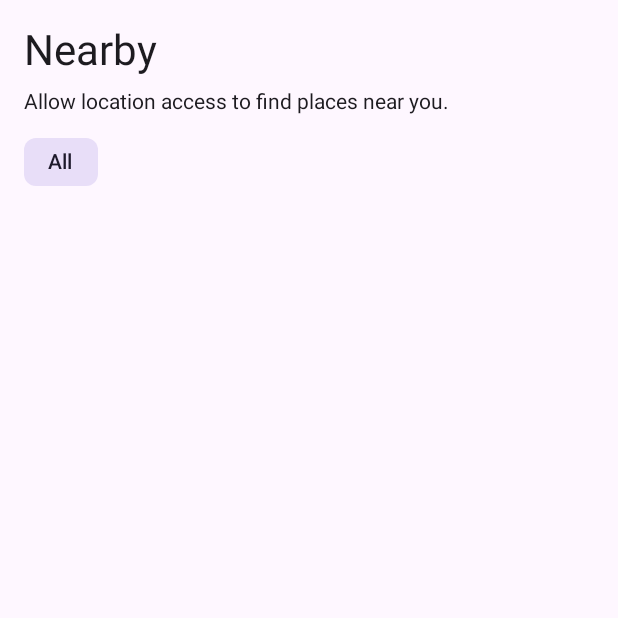
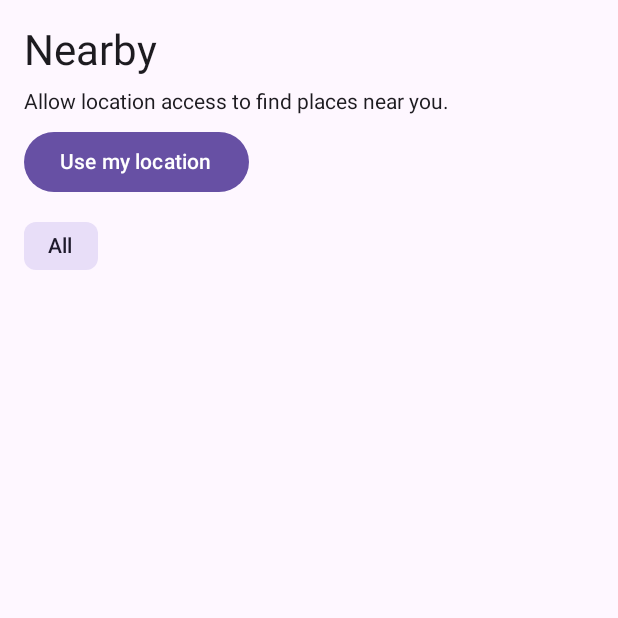
Before and after one commit to niharbhuyan/Balasore360, an Android app built with Jetpack Compose: the composable NearbyScreen called with empty values, on a phone screen of 412 x 824 dp, the top half of it. Run offline under Robolectric (Android 15) with nearby library versions, the light colour scheme and no system bars.

Commit message:
Add location request action to Nearby screen

```diff
--- a/app/src/main/java/com/balasore360/nearby/NearbyScreen.kt
+++ b/app/src/main/java/com/balasore360/nearby/NearbyScreen.kt
@@ -8,6 +8,7 @@ import androidx.compose.foundation.layout.fillMaxWidth
 import androidx.compose.foundation.layout.padding
 import androidx.compose.foundation.lazy.LazyColumn
 import androidx.compose.foundation.lazy.items
+import androidx.compose.material3.Button
 import androidx.compose.material3.Card
 import androidx.compose.material3.FilterChip
 import androidx.compose.material3.MaterialTheme
@@ -24,7 +25,8 @@ fun NearbyScreen(
     userLongitude: Double?,
     items: List<NearbyItem>,
     modifier: Modifier = Modifier,
-    maxDistanceMeters: Double = 25_000.0
+    maxDistanceMeters: Double = 25_000.0,
+    onRequestLocation: () -> Unit = {}
 ) {
     val categories = remember(items) { listOf("All") + items.map { it.category }.distinct().sorted() }
     val selectedCategory = androidx.compose.runtime.remember { androidx.compose.runtime.mutableStateOf("All") }
@@ -44,6 +46,7 @@ fun NearbyScreen(
                 Text("Nearby", style = MaterialTheme.typography.headlineMedium)
                 if (userLatitude == null || userLongitude == null) {
                     Text("Allow location access to find places near you.")
+                    Button(onClick = onRequestLocation) { Text("Use my location") }
                 } else {
                     Text("Showing places within ${maxDistanceMeters.roundToInt() / 1000} km, nearest first.")
                 }
```
